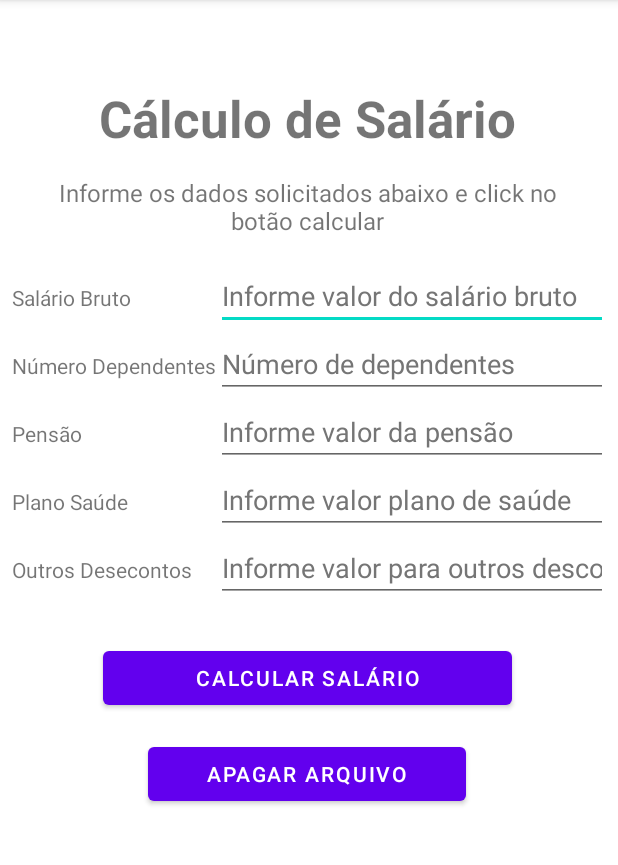
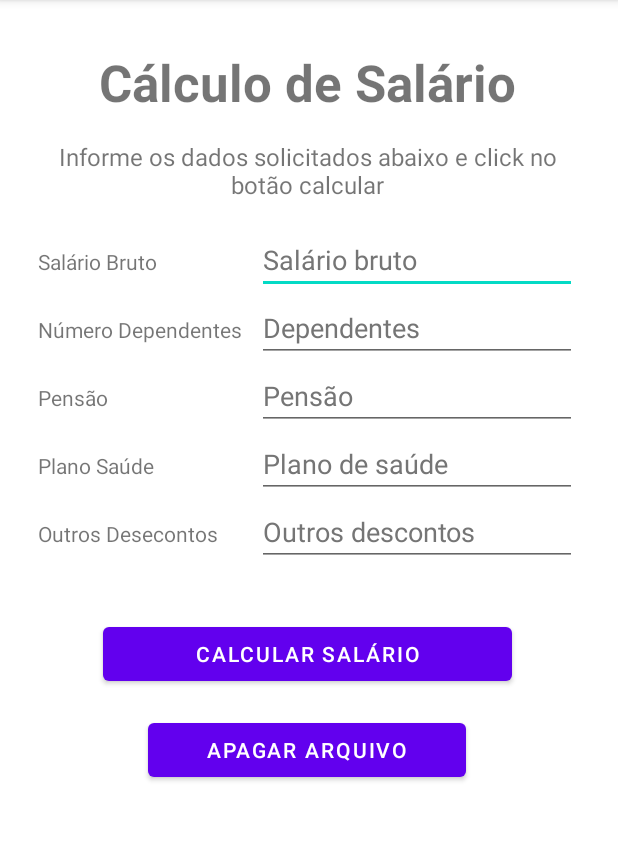
Before and after one commit to juarezgeraldo/infnet-bl5-pb-tp7, an Android app: the screen it shows after launch (MainActivity), on a phone screen of 412 x 824 dp, the part 84-949 px from its top. Run offline under Robolectric (Android 15) with nearby library versions, the phone set to English and light mode, and no system bars; our stand-ins replace AdMob; 2 statements that could not run were skipped.

```diff
--- a/app/src/main/java/com/example/calculosalario/model/Salario.kt
+++ b/app/src/main/java/com/example/calculosalario/model/Salario.kt
@@ -52,7 +52,7 @@ class Salario {
     }
 
     override fun toString(): String {
-        return "Salario(salarioBruto=$salarioBruto, dependentes=$dependentes, pensao=$pensao, planoSaude=$planoSaude, outros=$outros, salarioLiquido=$salarioLiquido, desconto=$desconto, percentual=$percentual, inss=$inss, irpf=$irpf, dataAtual='$dataAtual', horaAtual='$horaAtual')"
+        return "Salario(salarioBruto=$salarioBruto,\ndependentes=$dependentes,\npensao=$pensao,\nplanoSaude=$planoSaude,\noutros=$outros,\nsalarioLiquido=$salarioLiquido,\ndesconto=$desconto,\npercentual=$percentual,\ninss=$inss,\nirpf=$irpf,\ndataAtual='$dataAtual',\nhoraAtual='$horaAtual')"
     }
 
     fun calculaSalario(salario: Salario): Boolean {
--- a/app/src/main/res/layout/activity_main.xml
+++ b/app/src/main/res/layout/activity_main.xml
@@ -6,27 +6,15 @@
     android:layout_height="match_parent"
     tools:context=".MainActivity">
 <!--ca-app-pub-3393018088055719~4490314006-->
-    <com.google.android.gms.ads.AdView
-        android:id="@+id/adView"
-        android:layout_width="wrap_content"
-        android:layout_height="wrap_content"
-        android:layout_alignParentBottom="true"
-        android:layout_centerHorizontal="true"
-        android:layout_marginTop="32dp"
-        android:background="#FF3B3B"
-        app:adSize="BANNER"
-        app:adUnitId="ca-app-pub-3940256099942544/6300978111"
-        app:layout_constraintEnd_toEndOf="parent"
-        app:layout_constraintStart_toStartOf="parent"
-        app:layout_constraintTop_toTopOf="parent"
-        tools:ignore="MissingConstraints" />
 
     <ScrollView
+        android:id="@+id/scrollView2"
         android:layout_width="409dp"
-        android:layout_height="633dp"
-        android:layout_marginTop="24dp"
-        app:layout_constraintTop_toBottomOf="@+id/adView"
-        tools:ignore="MissingConstraints">
+        android:layout_height="491dp"
+        android:layout_marginTop="32dp"
+        app:layout_constraintTop_toTopOf="parent"
+        tools:ignore="MissingConstraints"
+        tools:layout_editor_absoluteX="0dp">
 
         <androidx.constraintlayout.widget.ConstraintLayout
             android:layout_width="match_parent"
@@ -59,11 +47,11 @@
 
             <TableLayout
                 android:id="@+id/tableLayout"
-                android:layout_width="0dp"
-                android:layout_height="229dp"
-                android:layout_marginStart="8dp"
+                android:layout_width="wrap_content"
+                android:layout_height="237dp"
+                android:layout_marginStart="32dp"
                 android:layout_marginTop="8dp"
-                android:layout_marginEnd="8dp"
+                android:layout_marginEnd="32dp"
                 app:layout_constraintEnd_toEndOf="parent"
                 app:layout_constraintStart_toStartOf="parent"
                 app:layout_constraintTop_toBottomOf="@+id/lblInformacoes">
@@ -80,7 +68,7 @@
 
                     <EditText
                         android:id="@+id/txtSalarioBruto"
-                        android:layout_width="wrap_content"
+                        android:layout_width="180dp"
                         android:layout_height="wrap_content"
                         android:autofillHints=""
                         android:ems="10"
@@ -96,13 +84,13 @@
 
                     <TextView
                         android:id="@+id/lblDependentes"
-                        android:layout_width="wrap_content"
+                        android:layout_width="146dp"
                         android:layout_height="wrap_content"
                         android:text="@string/lblDependentes" />
 
                     <EditText
                         android:id="@+id/txtDependentes"
-                        android:layout_width="match_parent"
+                        android:layout_width="wrap_content"
                         android:layout_height="wrap_content"
                         android:autofillHints=""
                         android:ems="10"
@@ -131,7 +119,7 @@
                         android:hint="@string/hintTxtPensao"
                         android:inputType="numberDecimal"
                         android:textColorHint="#757575"
-                        tools:ignore="TouchTargetSizeCheck" />
+                        tools:ignore="TouchTargetSizeCheck,DuplicateSpeakableTextCheck" />
                 </TableRow>
 
                 <TableRow
@@ -146,7 +134,7 @@
 
                     <EditText
                         android:id="@+id/txtPlanoSaude"
-                        android:layout_width="268dp"
+                        android:layout_width="wrap_content"
                         android:layout_height="wrap_content"
                         android:autofillHints=""
                         android:ems="10"
@@ -205,4 +193,19 @@
         </androidx.constraintlayout.widget.ConstraintLayout>
     </ScrollView>
 
+    <com.google.android.gms.ads.AdView
+        android:id="@+id/adView"
+        android:layout_width="wrap_content"
+        android:layout_height="wrap_content"
+        android:layout_alignParentBottom="true"
+        android:layout_centerHorizontal="true"
+        android:background="#FF3B3B"
+        app:adSize="BANNER"
+        app:adUnitId="ca-app-pub-3940256099942544/6300978111"
+        app:layout_constraintBottom_toBottomOf="parent"
+        app:layout_constraintEnd_toEndOf="parent"
+        app:layout_constraintStart_toStartOf="parent"
+        app:layout_constraintTop_toBottomOf="@+id/scrollView2"
+        tools:ignore="MissingConstraints" />
+
 </androidx.constraintlayout.widget.ConstraintLayout>
--- a/app/src/main/res/values/strings.xml
+++ b/app/src/main/res/values/strings.xml
@@ -1,17 +1,17 @@
 <resources>
     <string name="app_name">Cálculo Salário</string>
-    <string name="hintTxtSalarioBruto">Informe valor do salário bruto</string>
+    <string name="hintTxtSalarioBruto">Salário bruto</string>
     <string name="lblSalarioBruto">Salário Bruto</string>
     <string name="LblInformacoes">Informe os dados solicitados abaixo e click no botão calcular</string>
     <string name="lblTitulo">Cálculo de Salário</string>
     <string name="lblDependentes">Número Dependentes</string>
-    <string name="hintTxtDependentes">Número de dependentes</string>
+    <string name="hintTxtDependentes">Dependentes</string>
     <string name="lblPensao">Pensão</string>
-    <string name="hintTxtPensao">Informe valor da pensão</string>
+    <string name="hintTxtPensao">Pensão</string>
     <string name="lblPlanoSaude">Plano Saúde</string>
-    <string name="hintTxtPlanoSaude">Informe valor plano de saúde</string>
+    <string name="hintTxtPlanoSaude">Plano de saúde</string>
     <string name="lblOutros">Outros Desecontos</string>
-    <string name="hintTxtOutros">Informe valor para outros descontos</string>
+    <string name="hintTxtOutros">Outros descontos</string>
     <string name="hintBtnCaluclar">Pressione para calcular o salário</string>
     <string name="textoBtnCaluclar">Calcular Salário</string>
     <string name="hintLblInformacoesResultado">Com base nas informações inseridas o salário calculado é:</string>
```
Also changed, not shown: 1 other file.
